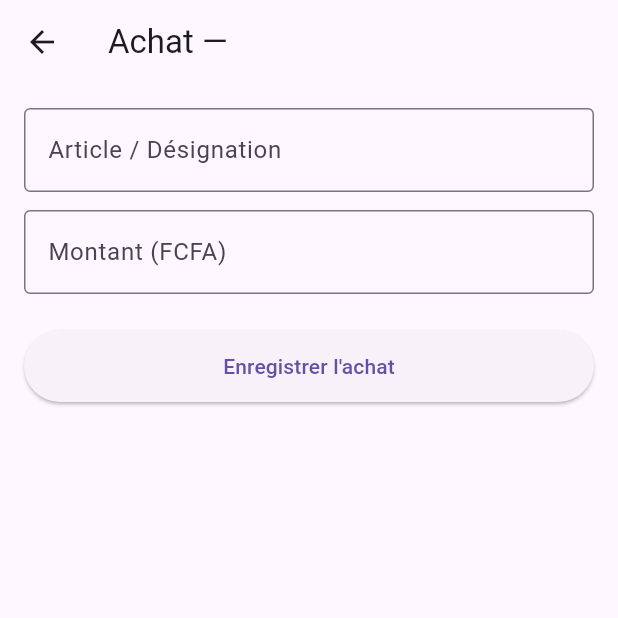
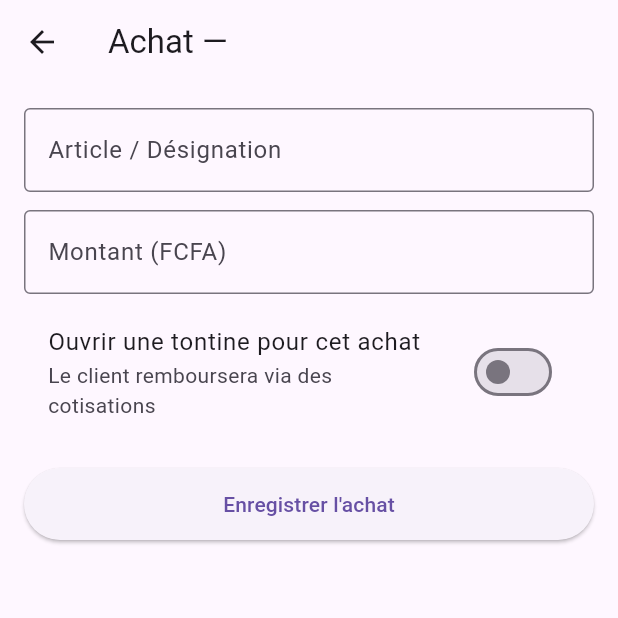
Before and after one commit to Annie-sacha/cooped-app, a Flutter app: the AchatScreen screen opened directly with empty values, on a phone screen of 412 x 824 dp, the top half of it. Run offline on Flutter 3.47's test engine with Material 3 defaults, Android fonts, the light colour scheme and no system bars; our stand-ins replace dio, flutter_secure_storage, go_router; accounts and stored records are empty.

Commit message:
achat : choix tontine

```diff
--- a/lib/features/promoteur/operations/achat_screen.dart
+++ b/lib/features/promoteur/operations/achat_screen.dart
@@ -14,7 +14,10 @@ class _AchatScreenState extends State<AchatScreen> {
   final _formKey = GlobalKey<FormState>();
   final _montant = TextEditingController();
   final _article = TextEditingController();
+  final _miseTontine = TextEditingController();
+  final _dureeTontine = TextEditingController(text: '31');
   final _service = AchatService();
+  bool _ouvrirTontine = false;
   bool _loading = false;
 
   Future<void> _enregistrer() async {
@@ -25,6 +28,9 @@ class _AchatScreenState extends State<AchatScreen> {
         clientId: widget.client.id,
         montant: double.parse(_montant.text.trim()),
         article: _article.text.trim(),
+        ouvrirTontine: _ouvrirTontine,
+        miseTontine: _ouvrirTontine ? double.tryParse(_miseTontine.text.trim()) : null,
+        nbreMiseTontine: _ouvrirTontine ? int.tryParse(_dureeTontine.text.trim()) : null,
       );
       if (mounted) {
         ScaffoldMessenger.of(context).showSnackBar(
@@ -71,6 +77,33 @@ class _AchatScreenState extends State<AchatScreen> {
                   return null;
                 },
               ),
+              const SizedBox(height: 12),
+              SwitchListTile(
+                title: const Text('Ouvrir une tontine pour cet achat'),
+                subtitle: const Text('Le client remboursera via des cotisations'),
+                value: _ouvrirTontine,
+                onChanged: (v) => setState(() => _ouvrirTontine = v),
+              ),
+              if (_ouvrirTontine) ...[
+                const SizedBox(height: 8),
+                TextFormField(
+                  controller: _miseTontine,
+                  keyboardType: TextInputType.number,
+                  decoration: const InputDecoration(labelText: 'Mise de la tontine (FCFA)', border: OutlineInputBorder()),
+                  validator: (v) {
+                    if (!_ouvrirTontine) return null;
+                    if (v == null || v.trim().isEmpty) return 'Requis';
+                    if (double.tryParse(v.trim()) == null) return 'Montant invalide';
+                    return null;
+                  },
+                ),
+                const SizedBox(height: 12),
+                TextFormField(
+                  controller: _dureeTontine,
+                  keyboardType: TextInputType.number,
+                  decoration: const InputDecoration(labelText: 'Durée (jours, 31 par défaut)', border: OutlineInputBorder()),
+                ),
+              ],
               const SizedBox(height: 24),
               SizedBox(
                 width: double.infinity,
```
Also changed, not shown: lib/core/api/achat_service.dart (+12 -1 lines).
